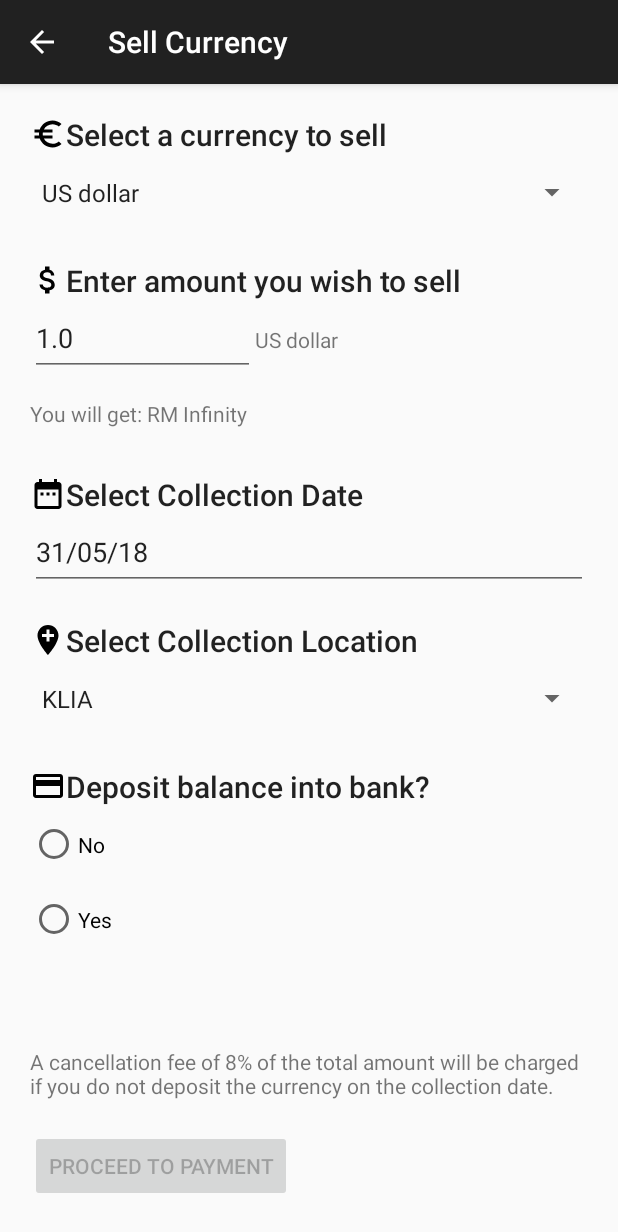
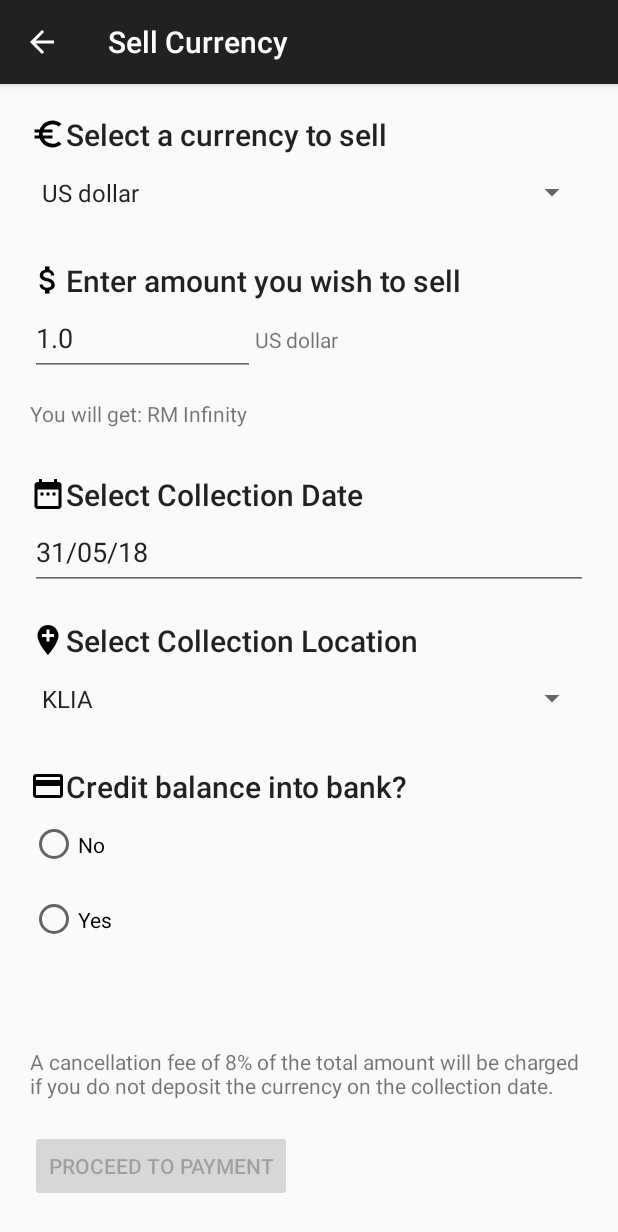
Before and after one commit to kangwennlee/CurrexEZ, an Android app: the SellCurrency screen opened directly, with no data from a screen before it, on a phone screen of 412 x 824 dp. Shown: the top 1232 px of the screen. Run offline under Robolectric (Android 15) with nearby library versions, the phone set to English and light mode, and no system bars; our stand-ins replace Firebase (no records; nobody signed in at launch, a user with empty details on screens opened directly); libraries missing offline, so code that uses them is left out: com.crashlytics.android, com.jesusm.kfingerprintmanager; network calls fail.

Commit message:
Fixs IC convert to birthday error (Month will plus one)

```diff
--- a/app/src/main/AndroidManifest.xml
+++ b/app/src/main/AndroidManifest.xml
@@ -34,7 +34,6 @@
             android:theme="@style/SplashTheme">
             <intent-filter>
                 <action android:name="android.intent.action.MAIN" />
-
                 <category android:name="android.intent.category.LAUNCHER" />
             </intent-filter>
         </activity>
@@ -76,8 +75,7 @@
             tools:replace="screenOrientation" />
         <activity
             android:name=".PurchaseHistory2"
-            android:label="@string/title_activity_purchase_history2"
-            android:theme="@style/AppTheme.NoActionBar" />
+            android:label="@string/title_activity_purchase_history2" />
         <activity
             android:name=".SellCurrency"
             android:theme="@style/Theme.AppCompat.DayNight.DarkActionBar" />
--- a/app/src/main/java/com/example/kangwenn/currexez/EditProfile.java
+++ b/app/src/main/java/com/example/kangwenn/currexez/EditProfile.java
@@ -434,7 +434,7 @@ public class EditProfile extends AppCompatActivity implements View.OnClickListen
                 Toast.makeText(getApplicationContext(), "IC detected: IC Number: " + text, Toast.LENGTH_SHORT).show();
                 spNation.setSelection(1);
                 String dob = text.substring(0, 6);
-                myCalendar.set(Integer.parseInt(dob.substring(0, 2)), Integer.parseInt(dob.substring(2, 4)), Integer.parseInt(dob.substring(4, 6)));
+                myCalendar.set(Integer.parseInt("19" + dob.substring(0, 2)), Integer.parseInt(dob.substring(2, 4)) - 1, Integer.parseInt(dob.substring(4, 6)));
                 updateLabel();
             } else if (text.matches("([A-Z][A-Z]*)[\\s-]([A-Z][A-Z]*)[\\s-]([A-Z][A-Z]*)")) {
                 etName.setText(text);
--- a/app/src/main/res/values/strings.xml
+++ b/app/src/main/res/values/strings.xml
@@ -183,7 +183,7 @@
     <string name="Enteramountyouwishtosell">Enter amount you wish to sell</string>
     <string name="date">Date</string>
     <string name="location">Location</string>
-    <string name="selectdepositpaymentmethod">Deposit balance into bank?</string>
+    <string name="selectdepositpaymentmethod">Credit balance into bank?</string>
     <string name="creditCard">Credit Card</string>
     <string name="banktitle">Select Your Bank Provider</string>
     <string name="enterBankAccNum">Enter your bank account number</string>
```
